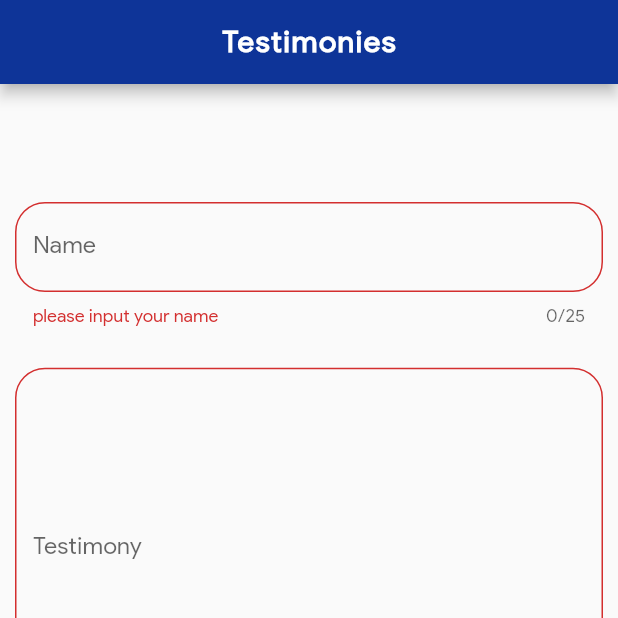
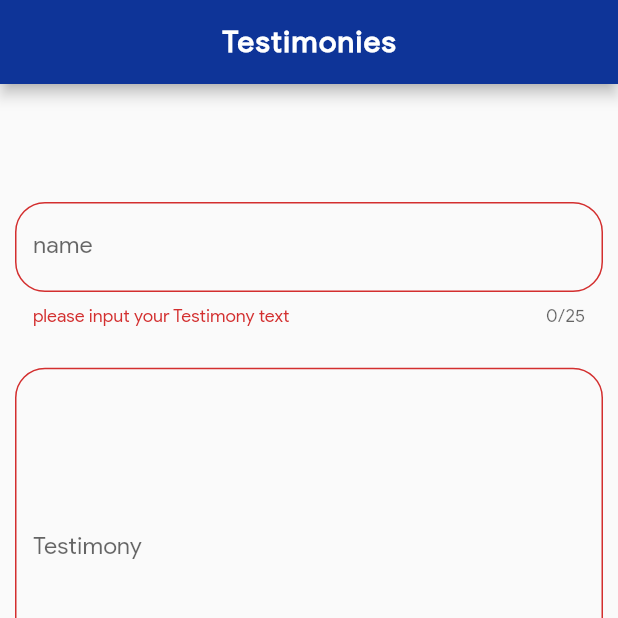
Before and after one commit to henryadebayo/Stea_app, a Flutter app: the AddTestimony screen opened directly, after a tap on "Save", on a phone screen of 412 x 824 dp, the top half of it. Run offline on Flutter 3.47's test engine with Material 2 defaults, Android fonts, the light colour scheme and no system bars; our stand-ins replace firebase_auth, firebase_core, firebase_storage, flutter_screenutil, flutter_spinkit, font_awesome_flutter and 2 more; accounts and stored records are empty; network calls fail.

Commit message:
adding post Testimony feature 😊

```diff
--- a/lib/pages/AddTestimonyPage.dart
+++ b/lib/pages/AddTestimonyPage.dart
@@ -1,16 +1,12 @@
-import 'dart:convert';
-import 'package:provider/provider.dart';
 import 'package:flutter/material.dart';
 import 'package:flutter_spinkit/flutter_spinkit.dart';
-import 'package:scoped_model/scoped_model.dart';
-import 'package:stea/Services/send_receive_testimonies.dart';
+import 'package:stea/Services/testimony_services.dart';
 import 'package:stea/models/testimonyModel.dart';
 import 'package:stea/veiw_models/testimony_view_model.dart';
 import 'package:stea/widgets/buton.dart';
 import 'package:stea/widgets/const.dart';
 
 class AddTestimony extends StatefulWidget {
-  AddTestimony();
 
   @override
   _AddTestimonyState createState() => _AddTestimonyState();
@@ -21,7 +17,8 @@ class _AddTestimonyState extends State<AddTestimony> {
 
   String name;
   String details;
-  TestimonyModel testimonyModel;
+  TestimonyModel testimony;
+  TestimonyService testimonyService;
   TestimonyVeiwModel testimonyVeiwModel;
 
 
@@ -59,11 +56,29 @@ class _AddTestimonyState extends State<AddTestimony> {
                   key: formkey,
                   child:
                   Column(children: [
+                    // TextFormField(
+                    //     decoration: InputDecoration(
+                    //         labelText: "Name",
+                    //         focusColor: Colors.red,
+                    //         border: OutlineInputBorder(
+                    //           borderRadius: BorderRadius.circular(20.0),
+                    //         )
+                    //     ),
+                    //     maxLength: 25,
+                    //     onSaved: (String value) {
+                    //       print(value);
+                    //       testimony.name = value;
+                    //     },
+                    //     validator: (String value) {
+                    //       if (value.isEmpty) {
+                    //         return "please input your name";
+                    //       }
+                    //       return null;
+                    //     }
+                    // ),
                     TextFormField(
-                      //expands: true,
-
                         decoration: InputDecoration(
-                            labelText: "Name",
+                            labelText: "name",
                             // hintStyle: TextStyle(),
                             focusColor: Colors.red,
                             border: OutlineInputBorder(
@@ -72,12 +87,13 @@ class _AddTestimonyState extends State<AddTestimony> {
                             )
                         ),
                         maxLength: 25,
-                        onSaved: (value) {
-                          testimonyModel.name = value;
+                        onSaved: (String value) {
+                          print(value);
+                          testimony.name = value;
                         },
                         validator: (String value) {
                           if (value.isEmpty) {
-                            return "please input your name";
+                            return "please input your Testimony text";
                           }
                           return null;
                         }
@@ -103,7 +119,8 @@ class _AddTestimonyState extends State<AddTestimony> {
                         maxLines: 10,
                         maxLength: 2000,
                         onSaved: (String value) {
-                          testimonyModel.details = value;
+                          print(value);
+                          testimony.details = value;
                         },
                         validator: (String value) {
                           if (value.isEmpty) {
@@ -121,17 +138,16 @@ class _AddTestimonyState extends State<AddTestimony> {
                   .size
                   .height / 50),
 
-              GestureDetector(
-                onTap: () {},
-                child: RoundWhiteButton(
-                  onTap: () {
-                    onPressed();
-
-                  },
-                  label: "Save",
-                  width: 500.0,
-                  height: 60.0,
-                ),
+              RoundWhiteButton(
+                onTap: () {
+                 if (formkey.currentState.validate()){
+                   formkey.currentState.save();
+                   testimonyService.sendTes(testimony);
+                 }
+                },
+                label: "Save",
+                width: 500.0,
+                height: 60.0,
               ),
             ],
           ),
@@ -143,9 +159,15 @@ class _AddTestimonyState extends State<AddTestimony> {
   void onPressed() async {
     if (formkey.currentState.validate()) {
       formkey.currentState.save();
-      testimonyVeiwModel.postTestimony(testimonyModel);
-      // testimonyVeiwModel.loadingg ?
-      // showLoadingIndicator(context) : testimonyVeiwModel.testimonyPostedResponse;
+      testimonyService.sendTes(testimony);
+      testimonyService.loading ?
+      showLoadingIndicator(context) :  SnackBar(
+        backgroundColor: KdarkBlueColour,
+        content: Text("Testimony uploaded successfully"),
+        duration: Duration(
+            seconds: 2
+        ),
+      );
       // bool value = await testimonyScopedModel.sendTes(testimonys);
       // if (testimonyVeiwModel.loading) {
       //   showLoadingIndicator();
```
Also changed, not shown: lib/Services/testimony_services.dart (+51 -22 lines), lib/veiw_models/testimony_view_model.dart (+16 -15 lines).
